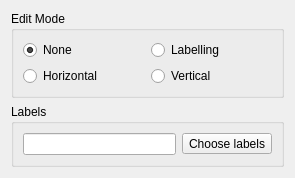
Before: the Qt Designer form qt/QLabellingWidget.ui in oliviertournaire/QLabelling, drawn with Qt 5.
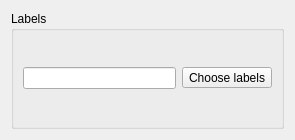
After: the same form once the commit is applied. Icons and pictures are not drawn.

```diff
--- a/qt/QLabellingWidget.ui
+++ b/qt/QLabellingWidget.ui
@@ -7,7 +7,7 @@
     <x>0</x>
     <y>0</y>
     <width>295</width>
-    <height>164</height>
+    <height>140</height>
    </rect>
   </property>
   <property name="windowTitle">
@@ -18,57 +18,6 @@
     <normaloff>:/QLabelling/QLabellingIcon.png</normaloff>:/QLabelling/QLabellingIcon.png</iconset>
   </property>
   <layout class="QVBoxLayout" name="verticalLayout">
-   <item>
-    <layout class="QHBoxLayout" name="horizontalLayout">
-     <item>
-      <widget class="QGroupBox" name="_groupBoxEditMode">
-       <property name="title">
-        <string>Edit Mode</string>
-       </property>
-       <layout class="QHBoxLayout" name="horizontalLayout_3">
-        <item>
-         <layout class="QGridLayout" name="_gridLayoutEditMode">
-          <item row="1" column="0">
-           <widget class="QRadioButton" name="_radioButtonHorizontal">
-            <property name="text">
-             <string>Horizontal</string>
-            </property>
-            <property name="checked">
-             <bool>false</bool>
-            </property>
-           </widget>
-          </item>
-          <item row="1" column="1">
-           <widget class="QRadioButton" name="_radioButtonVertical">
-            <property name="text">
-             <string>Vertical</string>
-            </property>
-           </widget>
-          </item>
-          <item row="0" column="0">
-           <widget class="QRadioButton" name="_radioButtonNone">
-            <property name="text">
-             <string>None</string>
-            </property>
-            <property name="checked">
-             <bool>true</bool>
-            </property>
-           </widget>
-          </item>
-          <item row="0" column="1">
-           <widget class="QRadioButton" name="_radioButtonLabelling">
-            <property name="text">
-             <string>Labelling</string>
-            </property>
-           </widget>
-          </item>
-         </layout>
-        </item>
-       </layout>
-      </widget>
-     </item>
-    </layout>
-   </item>
    <item>
     <widget class="QGroupBox" name="_groupBoxLabelling">
      <property name="title">
```
